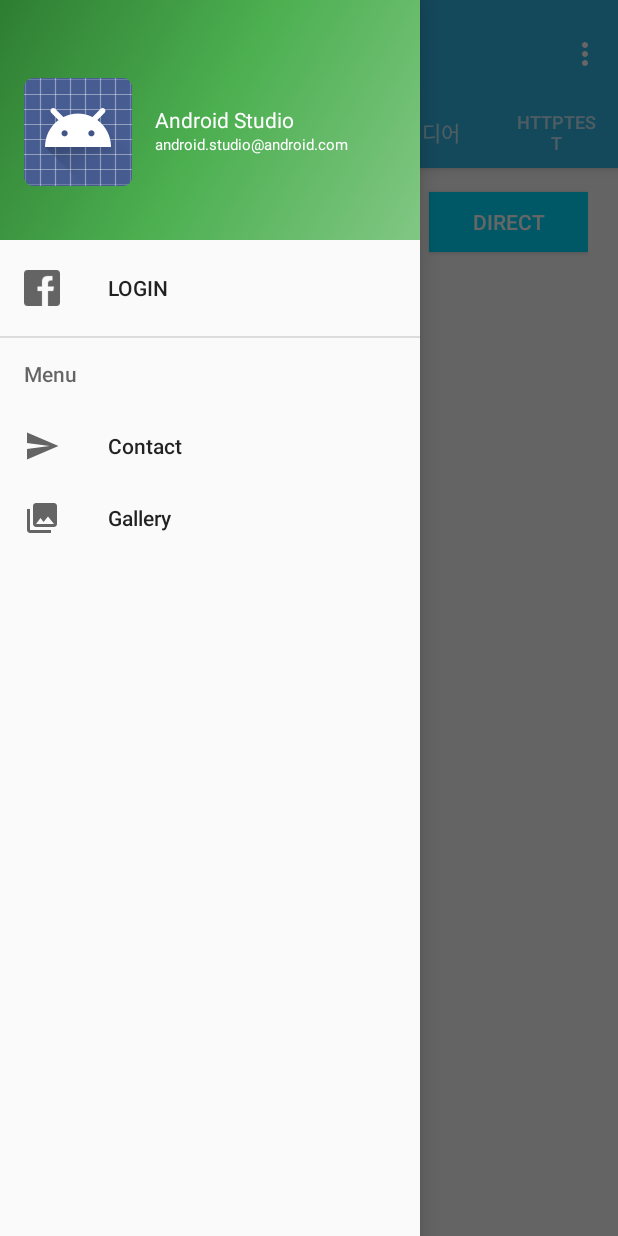
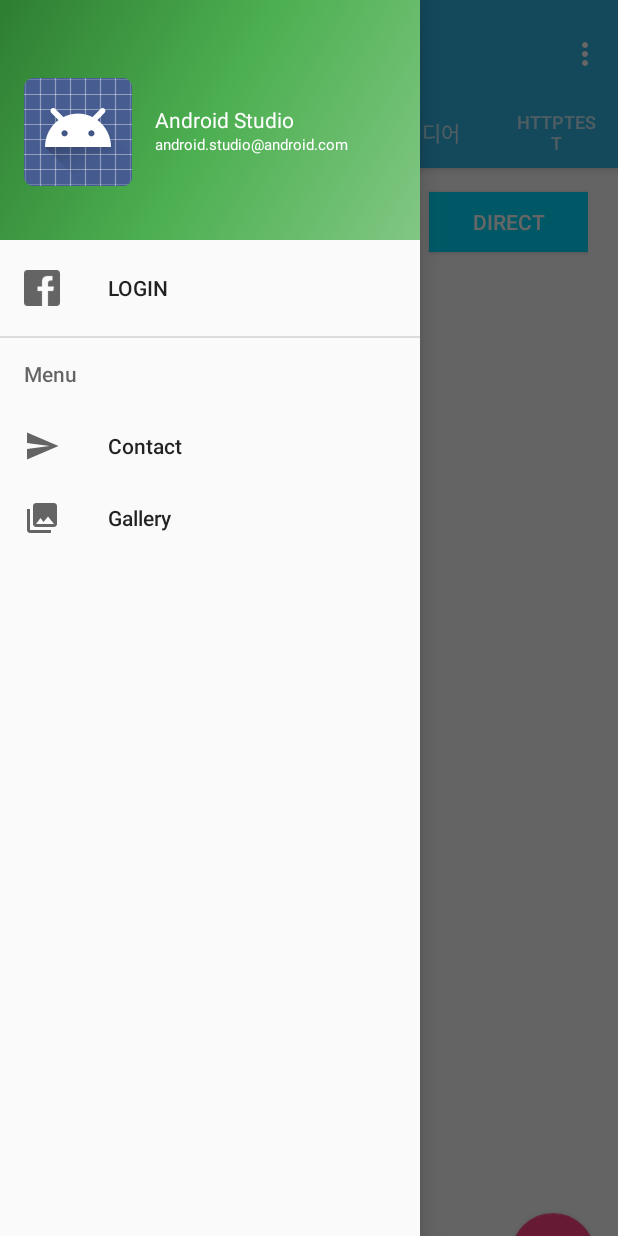
Before and after one commit to iamlsm97/CS496_Week2, an Android app: the screen it shows after launch (MainActivity), with the side drawer open, on a phone screen of 412 x 824 dp. Run offline under Robolectric (Android 15) with nearby library versions, the phone set to English and light mode, and no system bars; libraries missing offline, so code that uses them is left out: com.facebook, com.facebook.internal, com.facebook.login; network calls fail; 12 statements that could not run were skipped.

Commit message:
[Client][Contact] FAB: load image from gallery

```diff
--- a/Client/app/src/main/res/layout/tab1_contacts.xml
+++ b/Client/app/src/main/res/layout/tab1_contacts.xml
@@ -1,10 +1,14 @@
-<LinearLayout xmlns:android="http://schemas.android.com/apk/res/android"
+<RelativeLayout xmlns:android="http://schemas.android.com/apk/res/android"
     xmlns:tools="http://schemas.android.com/tools"
     android:layout_width="match_parent"
     android:layout_height="match_parent"
+    tools:context="com.cs496.cs496_week2.MainActivity$PlaceholderFragment">
+
+    <LinearLayout
+        android:layout_width="match_parent"
+        android:layout_height="match_parent"
         android:orientation="vertical"
-    android:weightSum="8"
-    tools:context="com.cs496.cs496_week2.MainActivity$PlaceholderFragment">
+        android:weightSum="8">
 
         <LinearLayout
             android:layout_width="match_parent"
@@ -40,3 +44,17 @@
             android:paddingBottom="50dp" />
 
     </LinearLayout>
+
+    <android.support.design.widget.FloatingActionButton
+        android:id="@+id/fab_add"
+        android:layout_width="wrap_content"
+        android:layout_height="wrap_content"
+        android:layout_alignParentBottom="true"
+        android:layout_alignParentRight="true"
+        android:layout_marginRight="15dp"
+        android:layout_marginBottom="15dp"
+        android:src="@android:drawable/ic_input_add"
+        android:tint="@android:color/white" />
+
+
+</RelativeLayout>
```
Also changed, not shown: Client/app/src/main/java/com/cs496/cs496_week2/Tab1Contacts.java (+90 -1 lines), Client/app/src/main/res/layout/tab1_contacts_dialog.xml (added, +57 -0 lines). Lines whose indentation alone changed are shown as unchanged.
